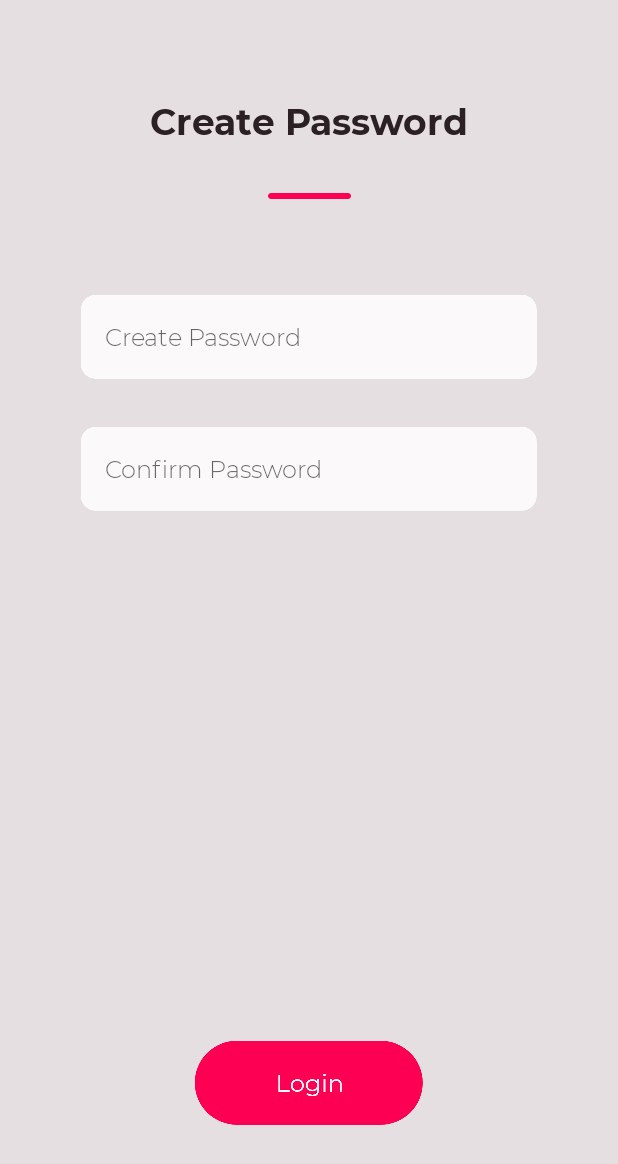
After one commit to Gridle-LD/LocalDelivery, an Android app: the layout fragment_change_password.xml on its own in the app's theme, with its tools: preview values and no code run, on a phone screen of 412 x 824 dp. The commit adds this screen. Shown: the top 1164 px of the screen. Run offline under Robolectric (Android 15) with nearby library versions, the phone set to English and light mode, and no system bars.

Commit message:
Add forget password functionality

```diff
--- a/app/src/main/java/com/gridle/localdelivery/activity/SignUpLoginActivity.java
+++ b/app/src/main/java/com/gridle/localdelivery/activity/SignUpLoginActivity.java
@@ -65,4 +65,10 @@ public class SignUpLoginActivity extends AppCompatActivity {
         AlertDialog alertDialog = builder.create();
         alertDialog.show();
     }
+
+    @Override
+    public void onBackPressed() {
+        super.onBackPressed();
+        this.finishAffinity();
+    }
 }
--- a/app/src/main/java/com/gridle/localdelivery/repository/NearbyShopsRepository.java
+++ b/app/src/main/java/com/gridle/localdelivery/repository/NearbyShopsRepository.java
@@ -2,9 +2,11 @@ package com.gridle.localdelivery.repository;
 
 import android.annotation.SuppressLint;
 import android.content.Context;
+import android.content.Intent;
 import android.widget.Toast;
 import androidx.lifecycle.LiveData;
 import com.gridle.localdelivery.Interface.JsonApiHolder;
+import com.gridle.localdelivery.activity.SignUpLoginActivity;
 import com.gridle.localdelivery.local.Dao.ShopsDao;
 import com.gridle.localdelivery.local.ShopsDatabase;
 import com.gridle.localdelivery.local.Entity.ShopsEntity;
@@ -202,6 +204,10 @@ public class NearbyShopsRepository {
                             @Override
                             public void onError(Throwable e) {
                                 Toast.makeText(context, "Please Re-Login !", Toast.LENGTH_SHORT).show();
+                                prefUtils.logoutUser();
+                                Intent intent = new Intent(context, SignUpLoginActivity.class)
+                                        .setFlags(Intent.FLAG_ACTIVITY_NEW_TASK);
+                                context.startActivity(intent);
                             }
                         }));
     }
--- /dev/null
+++ b/app/src/main/res/layout/fragment_change_password.xml
@@ -0,0 +1,119 @@
+<?xml version="1.0" encoding="utf-8"?>
+<androidx.constraintlayout.widget.ConstraintLayout
+    xmlns:android="http://schemas.android.com/apk/res/android"
+    xmlns:tools="http://schemas.android.com/tools"
+    android:layout_width="match_parent"
+    android:layout_height="match_parent"
+    xmlns:app="http://schemas.android.com/apk/res-auto"
+    tools:context=".fragment.ChangePasswordFragment"
+    android:background="#E6DFE1">
+
+    <TextView
+        android:id="@+id/textView20"
+        android:layout_width="wrap_content"
+        android:layout_height="wrap_content"
+        android:layout_marginTop="64dp"
+        android:fontFamily="@font/montserrat_bold"
+        android:text="Create Password"
+        android:textColor="#2B2024"
+        android:textSize="24sp"
+        app:layout_constraintEnd_toEndOf="parent"
+        app:layout_constraintStart_toStartOf="parent"
+        app:layout_constraintTop_toTopOf="parent" />
+
+    <ImageView
+        android:id="@+id/imageView42"
+        android:layout_width="wrap_content"
+        android:layout_height="wrap_content"
+        android:layout_marginTop="32dp"
+        android:src="@drawable/line"
+        app:layout_constraintEnd_toEndOf="parent"
+        app:layout_constraintStart_toStartOf="parent"
+        app:layout_constraintTop_toBottomOf="@+id/textView20" />
+
+    <ImageView
+        android:id="@+id/imageView43"
+        android:layout_width="wrap_content"
+        android:layout_height="wrap_content"
+        android:layout_marginTop="64dp"
+        android:src="@drawable/edit_text"
+        app:layout_constraintEnd_toEndOf="parent"
+        app:layout_constraintStart_toStartOf="parent"
+        app:layout_constraintTop_toBottomOf="@id/imageView42" />
+
+    <EditText
+        android:id="@+id/editTextCreatePasswordChangePassword"
+        android:layout_width="0dp"
+        android:layout_height="wrap_content"
+        android:layout_marginStart="16dp"
+        android:layout_marginEnd="16dp"
+        android:ems="10"
+        android:hint="Create Password"
+        android:inputType="textPassword"
+        android:background="#00000000"
+        android:fontFamily="@font/montserrat_light"
+        android:textSize="16sp"
+        android:maxLength="10"
+        app:layout_constraintBottom_toBottomOf="@id/imageView43"
+        app:layout_constraintEnd_toEndOf="@id/imageView43"
+        app:layout_constraintStart_toStartOf="@id/imageView43"
+        app:layout_constraintTop_toTopOf="@id/imageView43" />
+
+    <ImageView
+        android:id="@+id/imageView44"
+        android:layout_width="wrap_content"
+        android:layout_height="wrap_content"
+        android:layout_marginTop="32dp"
+        android:src="@drawable/edit_text"
+        app:layout_constraintEnd_toEndOf="parent"
+        app:layout_constraintStart_toStartOf="parent"
+        app:layout_constraintTop_toBottomOf="@id/imageView43" />
+
+    <EditText
+        android:id="@+id/editTextConfirmPasswordChangePassword"
+        android:layout_width="0dp"
+        android:layout_height="wrap_content"
+        android:layout_marginStart="16dp"
+        android:layout_marginEnd="16dp"
+        android:ems="10"
+        android:hint="Confirm Password"
+        android:inputType="textPassword"
+        android:background="#00000000"
+        android:fontFamily="@font/montserrat_light"
+        android:textSize="16sp"
+        android:maxLength="10"
+        app:layout_constraintBottom_toBottomOf="@id/imageView44"
+        app:layout_constraintEnd_toEndOf="@id/imageView44"
+        app:layout_constraintStart_toStartOf="@id/imageView44"
+        app:layout_constraintTop_toTopOf="@id/imageView44" />
+
+    <ImageView
+        android:id="@+id/buttonLoginChangePassword"
+        style="?android:borderlessButtonStyle"
+        android:layout_width="wrap_content"
+        android:layout_height="wrap_content"
+        android:layout_marginBottom="64dp"
+        android:src="@drawable/login_button"
+        app:layout_constraintEnd_toEndOf="parent"
+        app:layout_constraintStart_toStartOf="parent"
+        app:layout_constraintBottom_toBottomOf="parent" />
+
+    <View
+        android:id="@+id/view_blurr_change_password"
+        android:layout_width="match_parent"
+        android:layout_height="match_parent"
+        android:background="@android:color/black"
+        android:alpha="0.5"
+        android:visibility="gone"/>
+
+    <ProgressBar
+        android:id="@+id/progressBarChangePassword"
+        style="?android:attr/progressBarStyle"
+        android:layout_width="wrap_content"
+        android:layout_height="wrap_content"
+        app:layout_constraintBottom_toBottomOf="parent"
+        app:layout_constraintEnd_toEndOf="parent"
+        app:layout_constraintStart_toStartOf="parent"
+        app:layout_constraintTop_toTopOf="parent"
+        android:visibility="gone"/>
+</androidx.constraintlayout.widget.ConstraintLayout>
--- a/build.gradle
+++ b/build.gradle
@@ -7,7 +7,7 @@ buildscript {
         jcenter()
     }
     dependencies {
-        classpath 'com.android.tools.build:gradle:4.0.0'
+        classpath 'com.android.tools.build:gradle:4.1.1'
         classpath 'com.google.gms:google-services:4.3.3'
 
         // NOTE: Do not place your application dependencies here; they belong
```
Also changed, not shown: app/src/main/java/com/gridle/localdelivery/Interface/JsonApiHolder.java (+11 -0 lines), app/src/main/java/com/gridle/localdelivery/fragment/ChangePasswordFragment.java (added, +150 -0 lines), app/src/main/java/com/gridle/localdelivery/fragment/ForgotPasswordFragment.java (added, +132 -0 lines), app/src/main/java/com/gridle/localdelivery/fragment/LoginFragment.java (+10 -0 lines), app/src/main/java/com/gridle/localdelivery/fragment/OtpFragment.java (+67 -5 lines), app/src/main/java/com/gridle/localdelivery/model/ChangePasswordData.java (added, +28 -0 lines), app/src/main/java/com/gridle/localdelivery/model/ForgotPasswordData.java (added, +18 -0 lines), app/src/main/res/layout/fragment_forgot_password.xml (added, +103 -0 lines), app/src/main/res/layout/fragment_login.xml (+15 -0 lines), gradle/wrapper/gradle-wrapper.properties.
